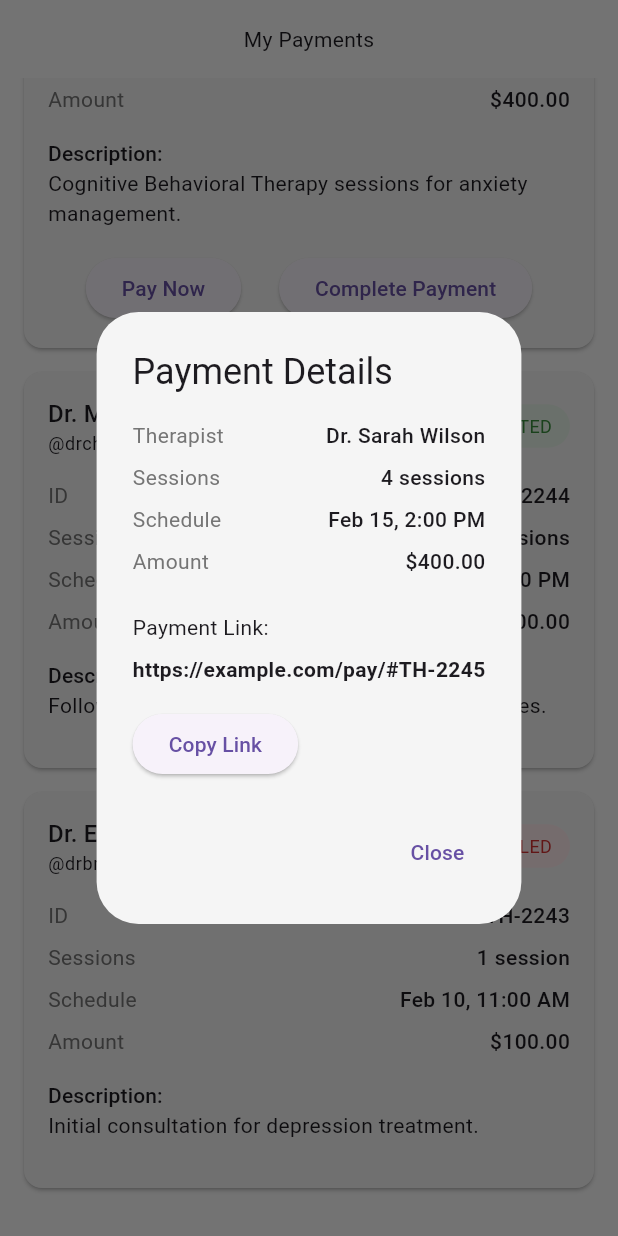
After one commit to Fikiremariyam/teraflow, a Flutter app: the CustomerPaymentPage screen opened directly, scrolled down 168 dp, after a tap on "Pay Now", on a phone screen of 412 x 824 dp. The commit adds this screen. Run offline on Flutter 3.47's test engine with Material 3 defaults, Android fonts, the phone set to English and light mode, and no system bars; our stand-ins replace cloud_firestore, file_picker, firebase_auth, firebase_core, flick_video_player, flutter_dotenv and 11 more; missing offline and left inert: cloudinary_flutter, cloudinary_url_gen, zego_uikit_prebuilt_call; accounts and stored records are empty; project files that could hold a hidden picture were left out.

Commit message:
Customer Payment Page

```diff
--- /dev/null
+++ b/lib/pages/splashPage/CustomerPaymetn_Page.dart
@@ -0,0 +1,311 @@
+import 'package:flutter/material.dart';
+import 'package:flutter/services.dart';
+import 'package:image_picker/image_picker.dart';
+
+class CustomerPaymentPage extends StatelessWidget {
+  const CustomerPaymentPage({Key? key}) : super(key: key);
+
+  @override
+  Widget build(BuildContext context) {
+    return Scaffold(
+      backgroundColor: Colors.grey[50],
+      body: Column(
+        children: [
+          Padding(
+            padding: const EdgeInsets.all(16.0),
+            child: Text(
+              'My Payments',
+              //style: Theme.of(context).textTheme.headlineMedium,
+            ),
+          ),
+          Expanded(
+            child: _buildPaymentsList(context),
+          ),
+        ],
+      ),
+    );
+  }
+
+  Widget _buildPaymentsList(BuildContext context) {
+    // This is mock data. Replace with your actual data source
+    final mockData = [
+      {
+        'name': 'Dr. Sarah Wilson',
+        'username': '@drsarah',
+        'id': '#TH-2245',
+        'sessions': '4 sessions',
+        'schedule': 'Feb 15, 2:00 PM',
+        'amount': '\$400.00',
+        'status': 'pending',
+        'description':
+            'Cognitive Behavioral Therapy sessions for anxiety management.'
+      },
+      {
+        'name': 'Dr. Michael Chen',
+        'username': '@drchen',
+        'id': '#TH-2244',
+        'sessions': '2 sessions',
+        'schedule': 'Feb 12, 3:30 PM',
+        'amount': '\$200.00',
+        'status': 'completed',
+        'description': 'Follow-up sessions for stress reduction techniques.'
+      },
+      {
+        'name': 'Dr. Emily Brown',
+        'username': '@drbrown',
+        'id': '#TH-2243',
+        'sessions': '1 session',
+        'schedule': 'Feb 10, 11:00 AM',
+        'amount': '\$100.00',
+        'status': 'cancelled',
+        'description': 'Initial consultation for depression treatment.'
+      },
+    ];
+
+    return ListView.builder(
+      padding: const EdgeInsets.all(16),
+      itemCount: mockData.length,
+      itemBuilder: (context, index) {
+        final payment = mockData[index];
+
+        return Card(
+          margin: const EdgeInsets.only(bottom: 16),
+          color: Colors.grey[100],
+          child: Padding(
+            padding: const EdgeInsets.all(16),
+            child: Column(
+              crossAxisAlignment: CrossAxisAlignment.start,
+              children: [
+                Row(
+                  mainAxisAlignment: MainAxisAlignment.spaceBetween,
+                  children: [
+                    Column(
+                      crossAxisAlignment: CrossAxisAlignment.start,
+                      children: [
+                        Text(
+                          payment['name']!,
+                          style: Theme.of(context).textTheme.titleMedium,
+                        ),
+                        Text(
+                          payment['username']!,
+                          style: Theme.of(context).textTheme.bodySmall,
+                        ),
+                      ],
+                    ),
+                    Container(
+                      padding: const EdgeInsets.symmetric(
+                        horizontal: 12,
+                        vertical: 6,
+                      ),
+                      decoration: BoxDecoration(
+                        color: _getStatusColor(payment['status']!),
+                        borderRadius: BorderRadius.circular(16),
+                      ),
+                      child: Text(
+                        payment['status']!.toUpperCase(),
+                        style: TextStyle(
+                          color: _getStatusTextColor(payment['status']!),
+                          fontSize: 12,
+                        ),
+                      ),
+                    ),
+                  ],
+                ),
+                const SizedBox(height: 16),
+                _buildInfoRow('ID', payment['id']!),
+                _buildInfoRow('Sessions', payment['sessions']!),
+                _buildInfoRow('Schedule', payment['schedule']!),
+                _buildInfoRow('Amount', payment['amount']!),
+                const SizedBox(height: 8),
+                Text(
+                  'Description:',
+                  style: Theme.of(context).textTheme.titleSmall,
+                ),
+                Text(
+                  payment['description']!,
+                  style: Theme.of(context).textTheme.bodyMedium,
+                ),
+                const SizedBox(height: 16),
+                if (payment['status'] == 'pending')
+                  Row(
+                    mainAxisAlignment: MainAxisAlignment.spaceEvenly,
+                    children: [
+                      ElevatedButton(
+                        onPressed: () =>
+                            _showPaymentLinkDialog(context, payment),
+                        child: const Text('Pay Now'),
+                      ),
+                      ElevatedButton(
+                        onPressed: () =>
+                            _showCompletePaymentDialog(context, payment),
+                        child: const Text('Complete Payment'),
+                      ),
+                    ],
+                  ),
+              ],
+            ),
+          ),
+        );
+      },
+    );
+  }
+
+  Widget _buildInfoRow(String label, String value) {
+    return Padding(
+      padding: const EdgeInsets.only(bottom: 8),
+      child: Row(
+        mainAxisAlignment: MainAxisAlignment.spaceBetween,
+        children: [
+          Text(
+            label,
+            style: TextStyle(
+              color: Colors.grey[600],
+              fontSize: 14,
+            ),
+          ),
+          Text(
+            value,
+            style: const TextStyle(
+              fontSize: 14,
+              fontWeight: FontWeight.w500,
+            ),
+          ),
+        ],
+      ),
+    );
+  }
+
+  Color _getStatusColor(String status) {
+    switch (status.toLowerCase()) {
+      case 'pending':
+        return Colors.yellow[50]!;
+      case 'completed':
+        return Colors.green[50]!;
+      case 'cancelled':
+        return Colors.red[50]!;
+      default:
+        return Colors.grey[50]!;
+    }
+  }
+
+  Color _getStatusTextColor(String status) {
+    switch (status.toLowerCase()) {
+      case 'pending':
+        return Colors.yellow[700]!;
+      case 'completed':
+        return Colors.green[700]!;
+      case 'cancelled':
+        return Colors.red[700]!;
+      default:
+        return Colors.grey[700]!;
+    }
+  }
+
+  void _showPaymentLinkDialog(
+      BuildContext context, Map<String, String> payment) {
+    final paymentLink = 'https://example.com/pay/${payment['id']}';
+
+    showDialog(
+      context: context,
+      builder: (BuildContext context) {
+        return AlertDialog(
+          backgroundColor: Colors.grey[100],
+          title: const Text('Payment Details'),
+          content: SingleChildScrollView(
+            child: Column(
+              mainAxisSize: MainAxisSize.min,
+              crossAxisAlignment: CrossAxisAlignment.start,
+              children: [
+                _buildInfoRow('Therapist', payment['name']!),
+                _buildInfoRow('Sessions', payment['sessions']!),
+                _buildInfoRow('Schedule', payment['schedule']!),
+                _buildInfoRow('Amount', payment['amount']!),
+                const SizedBox(height: 16),
+                const Text('Payment Link:'),
+                const SizedBox(height: 8),
+                Text(paymentLink,
+                    style: const TextStyle(fontWeight: FontWeight.bold)),
+                const SizedBox(height: 16),
+                ElevatedButton(
+                  onPressed: () {
+                    Clipboard.setData(ClipboardData(text: paymentLink));
+                    ScaffoldMessenger.of(context).showSnackBar(
+                      const SnackBar(
+                          content: Text('Payment link copied to clipboard')),
+                    );
+                  },
+                  child: const Text('Copy Link'),
+                ),
+              ],
+            ),
+          ),
+          actions: <Widget>[
+            TextButton(
+              child: const Text('Close'),
+              onPressed: () {
+                Navigator.of(context).pop();
+              },
+            ),
+          ],
+        );
+      },
+    );
+  }
+
+  void _showCompletePaymentDialog(
+      BuildContext context, Map<String, String> payment) {
+    showDialog(
+      context: context,
+      builder: (BuildContext context) {
+        return AlertDialog(
+          backgroundColor: Colors.grey[100],
+          title: const Text('Complete Payment'),
+          content: SingleChildScrollView(
+            child: Column(
+              mainAxisSize: MainAxisSize.min,
+              crossAxisAlignment: CrossAxisAlignment.start,
+              children: [
+                _buildInfoRow('Therapist', payment['name']!),
+                _buildInfoRow('Sessions', payment['sessions']!),
+                _buildInfoRow('Schedule', payment['schedule']!),
+                _buildInfoRow('Amount', payment['amount']!),
+                const SizedBox(height: 16),
+                const Text('Please attach a screenshot of your payment:'),
+                const SizedBox(height: 16),
+                ElevatedButton(
+                  onPressed: () async {
+                    final ImagePicker _picker = ImagePicker();
+                    final XFile? image =
+                        await _picker.pickImage(source: ImageSource.gallery);
+                    if (image != null) {
+                      // Handle the selected image
+                      print('Image selected: ${image.path}');
+                      // You can add logic here to display the selected image or prepare it for upload
+                    }
+                  },
+                  child: const Text('Attach Screenshot'),
+                ),
+              ],
+            ),
+          ),
+          actions: <Widget>[
+            TextButton(
+              child: const Text('Cancel'),
+              onPressed: () {
+                Navigator.of(context).pop();
+              },
+            ),
+            TextButton(
+              child: const Text('Submit'),
+              onPressed: () {
+                // Implement submit functionality here
+                print('Submit button pressed');
+                Navigator.of(context).pop();
+              },
+            ),
+          ],
+        );
+      },
+    );
+  }
+}
--- a/lib/pages/splashPage/ProfilePage.dart
+++ b/lib/pages/splashPage/ProfilePage.dart
@@ -5,11 +5,11 @@ import 'package:firebase_auth/firebase_auth.dart';
 import 'package:flutter/material.dart';
 import 'package:teraflow/pages/home_page.dart';
 import 'package:teraflow/pages/payment_and_orders.dart';
+import 'package:teraflow/pages/splashPage/CustomerPaymetn_Page.dart';
 import 'package:teraflow/pages/splashPage/SettingPage.dart';
 import '../splashPage/AccountPage.dart';
 
 class ProfileScreen extends StatefulWidget {
-
   const ProfileScreen({super.key});
 
   @override
@@ -17,7 +17,6 @@ class ProfileScreen extends StatefulWidget {
 }
 
 class _ProfileScreenState extends State<ProfileScreen> {
-
   var username = TextEditingController();
   var phonenumber = TextEditingController();
 
@@ -36,10 +35,8 @@ class _ProfileScreenState extends State<ProfileScreen> {
     );
   }
 
-
   // to get user data
   void getusercred() async {
-
     var docSnapshot = await FirebaseFirestore.instance
         .collection('users')
         .doc(FirebaseAuth.instance.currentUser!.email)
@@ -52,7 +49,6 @@ class _ProfileScreenState extends State<ProfileScreen> {
       phonenumber.text = phoneno;
     });
   }
-
 
   @override
   void initState() {
@@ -69,7 +65,6 @@ class _ProfileScreenState extends State<ProfileScreen> {
         backgroundColor: Colors.white,
         elevation: 0,
         leading: IconButton(
-
           icon: const Icon(Icons.arrow_back, color: Colors.black),
           onPressed: () => Navigator.of(context)
               .push(MaterialPageRoute(builder: (context) => HomePage())),
@@ -101,7 +96,8 @@ class _ProfileScreenState extends State<ProfileScreen> {
                   CircleAvatar(
                     radius: 30,
                     backgroundColor: Colors.white,
-                    child:  _profilePic() ?? Icon(Icons.person_outline,
+                    child: _profilePic() ??
+                        Icon(Icons.person_outline,
                             color: Colors.grey, size: 40),
                   ),
                   const SizedBox(width: 16),
@@ -149,7 +145,6 @@ class _ProfileScreenState extends State<ProfileScreen> {
               iconColor: Colors.red,
               title: 'Bookmarks',
               subtitle: 'Your bookmarked article and product',
-
             ),
             _buildMenuItem(
               icon: Icons.payment_outlined,
@@ -158,7 +153,7 @@ class _ProfileScreenState extends State<ProfileScreen> {
               subtitle: 'See your payment info',
               onTap: () => Navigator.push(
                 context,
-                MaterialPageRoute(builder: (context) =>  PaymentAndOrders()),
+                MaterialPageRoute(builder: (context) => CustomerPaymentPage()),
               ),
             ),
             _buildMenuItem(
--- a/lib/pages/splashPage/SettingPage.dart
+++ b/lib/pages/splashPage/SettingPage.dart
@@ -50,7 +50,6 @@ class _SettingsScreenState extends State<SettingsScreen> {
             trailing: Row(
               mainAxisSize: MainAxisSize.min,
               children: [
-                const Icon(Icons.dark_mode, size: 25),
                 const SizedBox(width: 8),
                 Switch(
                   value: _darkModeEnabled,
@@ -125,9 +124,9 @@ class _SettingsScreenState extends State<SettingsScreen> {
           Padding(
             padding: const EdgeInsets.symmetric(horizontal: 16),
             child: ElevatedButton(
-              onPressed: () async{
-                 await FirebaseAuth.instance.signOut();
-                 Navigator.pushNamed(context, '/Onboarding');
+              onPressed: () async {
+                await FirebaseAuth.instance.signOut();
+                Navigator.pushNamed(context, '/Onboarding');
               },
               child: const Text('Logout'),
               style: ElevatedButton.styleFrom(
--- a/lib/webbodies/web_homepaget.dart
+++ b/lib/webbodies/web_homepaget.dart
@@ -106,12 +106,8 @@ class _WebHomePagetState extends State<WebHomePaget> {
                       onPressed: () {
                         Navigator.push(
                           context,
-<<<<<<< HEAD
                           MaterialPageRoute(
-                              builder: (context) => PaymentPage()),
-=======
-                          MaterialPageRoute(builder: (context) => CalendarTherapist()),
->>>>>>> 3250b08f2b11a5a5923d7a6bd32f6912f7b00cd0
+                              builder: (context) => CalendarTherapist()),
                         );
                       },
                       style: ElevatedButton.styleFrom(
```
Lines whose indentation alone changed are shown as unchanged.
